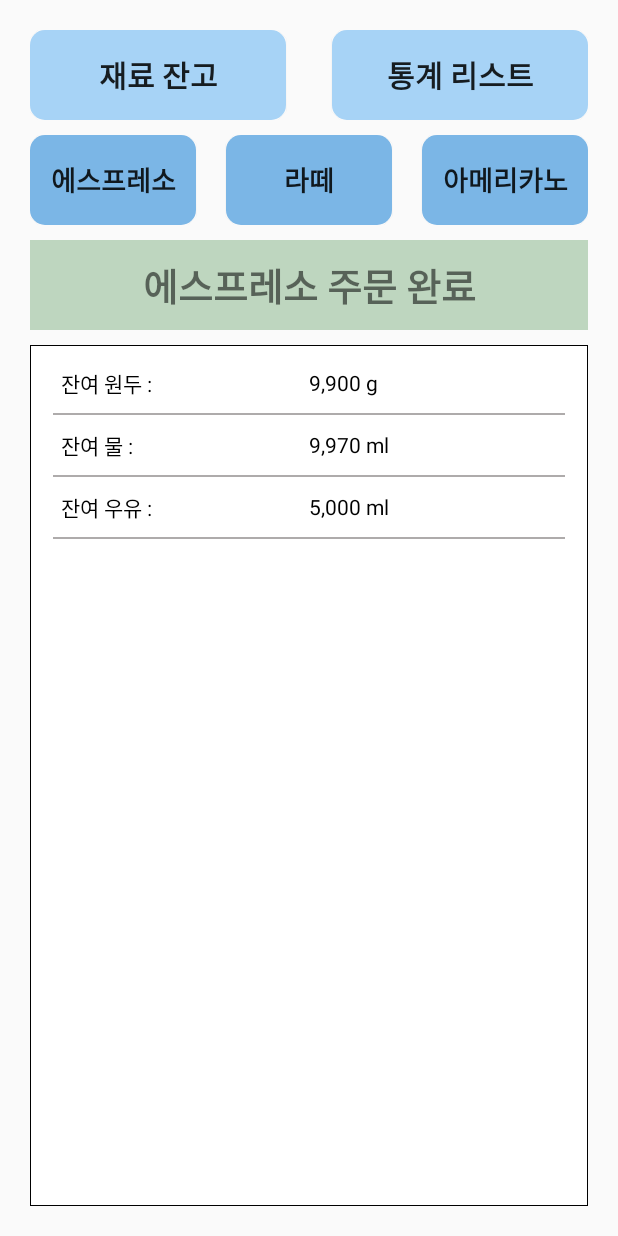
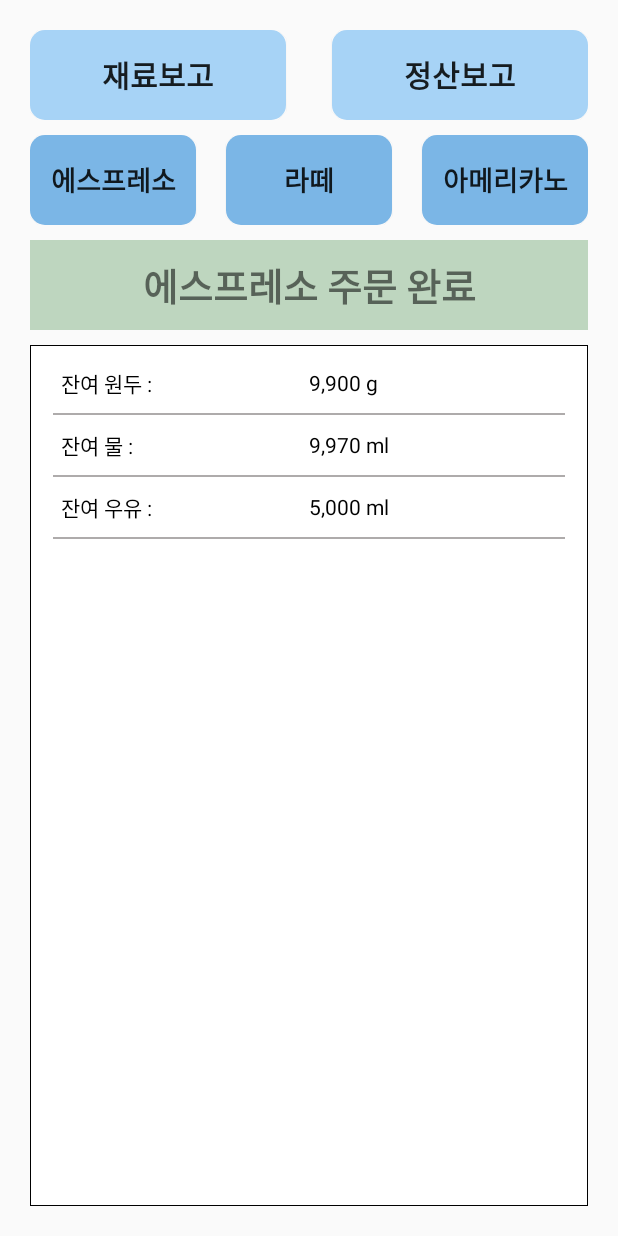
Before and after one commit to qteckr/exam2_JYS, an Android app: the screen it shows after launch (MainActivity), after a tap on "에스프레소", on a phone screen of 412 x 824 dp. Run offline under Robolectric (Android 15) with nearby library versions, the phone set to English and light mode, and no system bars; 2 other taps on this screen came first.

Commit message:
ui 수정

```diff
--- a/app/src/main/res/layout/activity_main.xml
+++ b/app/src/main/res/layout/activity_main.xml
@@ -21,7 +21,7 @@
             android:layout_marginRight="15dp"
             android:layout_weight="1"
             android:background="@drawable/bg_round_blue1"
-            android:text="재료 잔고"
+            android:text="재료보고"
             android:textSize="20sp"
             android:textStyle="bold" />
 
@@ -32,7 +32,7 @@
             android:layout_marginLeft="15dp"
             android:layout_weight="1"
             android:background="@drawable/bg_round_blue1"
-            android:text="통계 리스트"
+            android:text="정산보고"
             android:textSize="20sp"
             android:textStyle="bold" />
 
@@ -92,7 +92,7 @@
             android:layout_height="match_parent"
             android:background="#BED6BF"
             android:gravity="center"
-            android:text="라 벨"
+            android:text=""
             android:textSize="25sp"
             android:textStyle="bold" />
 
```
Also changed, not shown: app/src/main/java/com/study/qtecexam2/MainActivity.java (+13 -22 lines).
